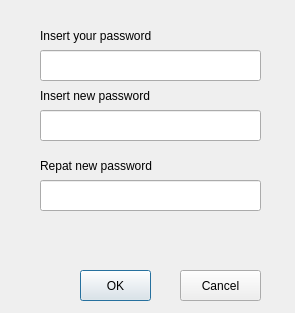
First picture: the form in confirmpassword.ui, repository letol/shared-editor, before the edit.
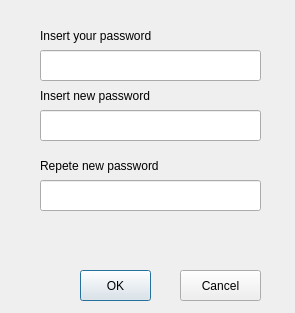
Second picture: the form after the edit.

The edit to the form file:
```diff
--- a/confirmpassword.ui
+++ b/confirmpassword.ui
@@ -56,7 +56,7 @@
     </rect>
    </property>
    <property name="text">
-    <string>Repat new password</string>
+    <string>Repete new password</string>
    </property>
   </widget>
   <widget class="QLabel" name="error">
```
Left out of the diff: 9 changed lines with no effect on the pictures.
